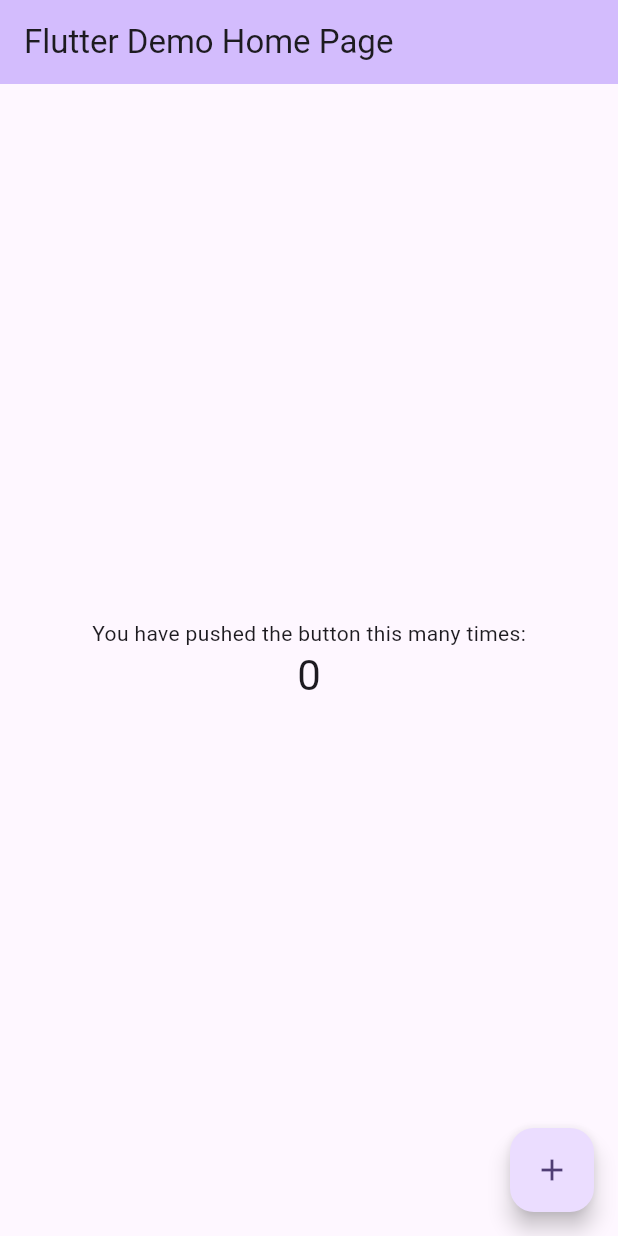
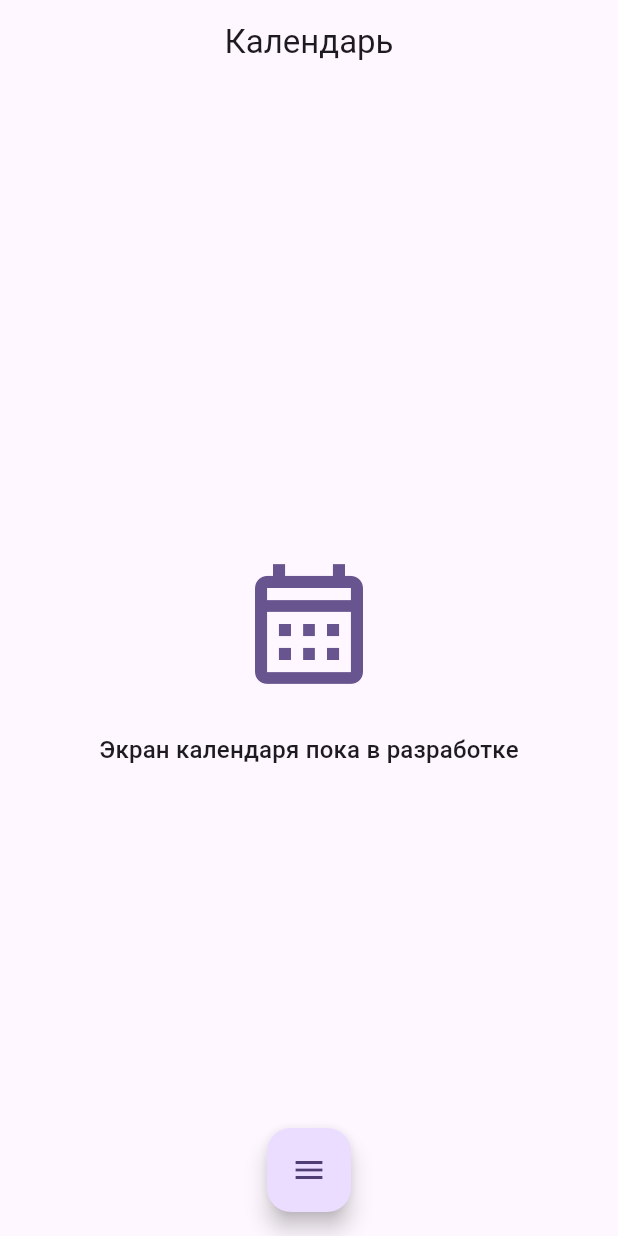
Before and after one commit to SergeyFierce/planner, a Flutter app: the screen it shows after launch, on a phone screen of 412 x 824 dp. Run offline on Flutter 3.47's test engine with Material 3 defaults, Android fonts, the phone set to English and light mode, and no system bars.

Commit message:
Create UI and logic separation with FAB navigation

```diff
--- /dev/null
+++ b/lib/app_logic.dart
@@ -0,0 +1,40 @@
+import 'package:flutter/foundation.dart';
+
+enum AppPage { calendar, statistics, settings }
+
+String appPageTitle(AppPage page) {
+  switch (page) {
+    case AppPage.calendar:
+      return 'Календарь';
+    case AppPage.statistics:
+      return 'Статистика';
+    case AppPage.settings:
+      return 'Настройки';
+  }
+}
+
+class AppLogic {
+  AppLogic();
+
+  final ValueNotifier<AppPage> currentPage =
+      ValueNotifier<AppPage>(AppPage.calendar);
+  final ValueNotifier<bool> isFabOpen = ValueNotifier<bool>(false);
+
+  void selectPage(AppPage page) {
+    if (currentPage.value == page) {
+      isFabOpen.value = false;
+      return;
+    }
+    currentPage.value = page;
+    isFabOpen.value = false;
+  }
+
+  void toggleFabPanel() {
+    isFabOpen.value = !isFabOpen.value;
+  }
+
+  void dispose() {
+    currentPage.dispose();
+    isFabOpen.dispose();
+  }
+}
--- a/lib/main.dart
+++ b/lib/main.dart
@@ -1,122 +1,252 @@
 import 'package:flutter/material.dart';
 
+import 'app_logic.dart';
+
 void main() {
-  runApp(const MyApp());
+  runApp(const PlannerApp());
 }
 
-class MyApp extends StatelessWidget {
-  const MyApp({super.key});
+class PlannerApp extends StatelessWidget {
+  const PlannerApp({super.key});
 
-  // This widget is the root of your application.
   @override
   Widget build(BuildContext context) {
     return MaterialApp(
-      title: 'Flutter Demo',
+      title: 'Planner',
       theme: ThemeData(
-        // This is the theme of your application.
-        //
-        // TRY THIS: Try running your application with "flutter run". You'll see
-        // the application has a purple toolbar. Then, without quitting the app,
-        // try changing the seedColor in the colorScheme below to Colors.green
-        // and then invoke "hot reload" (save your changes or press the "hot
-        // reload" button in a Flutter-supported IDE, or press "r" if you used
-        // the command line to start the app).
-        //
-        // Notice that the counter didn't reset back to zero; the application
-        // state is not lost during the reload. To reset the state, use hot
-        // restart instead.
-        //
-        // This works for code too, not just values: Most code changes can be
-        // tested with just a hot reload.
         colorScheme: ColorScheme.fromSeed(seedColor: Colors.deepPurple),
+        useMaterial3: true,
       ),
-      home: const MyHomePage(title: 'Flutter Demo Home Page'),
+      home: const _PlannerHome(),
     );
   }
 }
 
-class MyHomePage extends StatefulWidget {
-  const MyHomePage({super.key, required this.title});
-
-  // This widget is the home page of your application. It is stateful, meaning
-  // that it has a State object (defined below) that contains fields that affect
-  // how it looks.
-
-  // This class is the configuration for the state. It holds the values (in this
-  // case the title) provided by the parent (in this case the App widget) and
-  // used by the build method of the State. Fields in a Widget subclass are
-  // always marked "final".
-
-  final String title;
+class _PlannerHome extends StatefulWidget {
+  const _PlannerHome();
 
   @override
-  State<MyHomePage> createState() => _MyHomePageState();
+  State<_PlannerHome> createState() => _PlannerHomeState();
 }
 
-class _MyHomePageState extends State<MyHomePage> {
-  int _counter = 0;
+class _PlannerHomeState extends State<_PlannerHome> {
+  late final AppLogic _logic;
 
-  void _incrementCounter() {
-    setState(() {
-      // This call to setState tells the Flutter framework that something has
-      // changed in this State, which causes it to rerun the build method below
-      // so that the display can reflect the updated values. If we changed
-      // _counter without calling setState(), then the build method would not be
-      // called again, and so nothing would appear to happen.
-      _counter++;
-    });
+  @override
+  void initState() {
+    super.initState();
+    _logic = AppLogic();
+  }
+
+  @override
+  void dispose() {
+    _logic.dispose();
+    super.dispose();
   }
 
   @override
   Widget build(BuildContext context) {
-    // This method is rerun every time setState is called, for instance as done
-    // by the _incrementCounter method above.
-    //
-    // The Flutter framework has been optimized to make rerunning build methods
-    // fast, so that you can just rebuild anything that needs updating rather
-    // than having to individually change instances of widgets.
+    return ValueListenableBuilder<AppPage>(
+      valueListenable: _logic.currentPage,
+      builder: (context, page, _) {
         return Scaffold(
           appBar: AppBar(
-        // TRY THIS: Try changing the color here to a specific color (to
-        // Colors.amber, perhaps?) and trigger a hot reload to see the AppBar
-        // change color while the other colors stay the same.
-        backgroundColor: Theme.of(context).colorScheme.inversePrimary,
-        // Here we take the value from the MyHomePage object that was created by
-        // the App.build method, and use it to set our appbar title.
-        title: Text(widget.title),
+            title: Text(appPageTitle(page)),
+            centerTitle: true,
           ),
-      body: Center(
-        // Center is a layout widget. It takes a single child and positions it
-        // in the middle of the parent.
+          body: _AnimatedPageView(page: page),
+          floatingActionButton: _FabNavigation(
+            logic: _logic,
+          ),
+          floatingActionButtonLocation: FloatingActionButtonLocation.centerFloat,
+        );
+      },
+    );
+  }
+}
+
+class _AnimatedPageView extends StatelessWidget {
+  const _AnimatedPageView({required this.page});
+
+  final AppPage page;
+
+  @override
+  Widget build(BuildContext context) {
+    return AnimatedSwitcher(
+      duration: const Duration(milliseconds: 300),
+      transitionBuilder: (child, animation) {
+        final offsetAnimation =
+            Tween<Offset>(begin: const Offset(0, 0.08), end: Offset.zero)
+                .animate(CurvedAnimation(
+          parent: animation,
+          curve: Curves.easeOut,
+        ));
+        return FadeTransition(
+          opacity: animation,
+          child: SlideTransition(position: offsetAnimation, child: child),
+        );
+      },
+      child: _PagePlaceholder(
+        key: ValueKey<AppPage>(page),
+        page: page,
+      ),
+    );
+  }
+}
+
+class _PagePlaceholder extends StatelessWidget {
+  const _PagePlaceholder({super.key, required this.page});
+
+  final AppPage page;
+
+  IconData get _icon {
+    switch (page) {
+      case AppPage.calendar:
+        return Icons.calendar_month_outlined;
+      case AppPage.statistics:
+        return Icons.query_stats_outlined;
+      case AppPage.settings:
+        return Icons.settings_outlined;
+    }
+  }
+
+  String get _message {
+    switch (page) {
+      case AppPage.calendar:
+        return 'Экран календаря пока в разработке';
+      case AppPage.statistics:
+        return 'Экран статистики пока в разработке';
+      case AppPage.settings:
+        return 'Экран настроек пока в разработке';
+    }
+  }
+
+  @override
+  Widget build(BuildContext context) {
+    final theme = Theme.of(context);
+    return Center(
       child: Column(
-          // Column is also a layout widget. It takes a list of children and
-          // arranges them vertically. By default, it sizes itself to fit its
-          // children horizontally, and tries to be as tall as its parent.
-          //
-          // Column has various properties to control how it sizes itself and
-          // how it positions its children. Here we use mainAxisAlignment to
-          // center the children vertically; the main axis here is the vertical
-          // axis because Columns are vertical (the cross axis would be
-          // horizontal).
-          //
-          // TRY THIS: Invoke "debug painting" (choose the "Toggle Debug Paint"
-          // action in the IDE, or press "p" in the console), to see the
-          // wireframe for each widget.
-          mainAxisAlignment: MainAxisAlignment.center,
-          children: <Widget>[
-            const Text('You have pushed the button this many times:'),
+        mainAxisSize: MainAxisSize.min,
+        children: [
+          Icon(
+            _icon,
+            size: 96,
+            color: theme.colorScheme.primary,
+          ),
+          const SizedBox(height: 24),
           Text(
-              '$_counter',
-              style: Theme.of(context).textTheme.headlineMedium,
+            _message,
+            style: theme.textTheme.titleMedium,
+            textAlign: TextAlign.center,
           ),
         ],
       ),
-      ),
-      floatingActionButton: FloatingActionButton(
-        onPressed: _incrementCounter,
-        tooltip: 'Increment',
-        child: const Icon(Icons.add),
-      ), // This trailing comma makes auto-formatting nicer for build methods.
     );
   }
 }
+
+class _FabNavigation extends StatelessWidget {
+  const _FabNavigation({required this.logic});
+
+  final AppLogic logic;
+
+  @override
+  Widget build(BuildContext context) {
+    return ValueListenableBuilder<bool>(
+      valueListenable: logic.isFabOpen,
+      builder: (context, isOpen, _) {
+        return Column(
+          mainAxisSize: MainAxisSize.min,
+          children: [
+            AnimatedSwitcher(
+              duration: const Duration(milliseconds: 200),
+              transitionBuilder: (child, animation) {
+                return FadeTransition(
+                  opacity: animation,
+                  child: SizeTransition(
+                    sizeFactor: animation,
+                    axisAlignment: -1,
+                    child: child,
+                  ),
+                );
+              },
+              child: isOpen
+                  ? _FabNavigationOptions(
+                      key: const ValueKey('fab-options'),
+                      onSelected: logic.selectPage,
+                    )
+                  : const SizedBox(key: ValueKey('fab-empty')),
+            ),
+            if (isOpen) const SizedBox(height: 12),
+            FloatingActionButton(
+              onPressed: logic.toggleFabPanel,
+              child: Icon(isOpen ? Icons.close : Icons.menu),
+            ),
+          ],
+        );
+      },
+    );
+  }
+}
+
+class _FabNavigationOptions extends StatelessWidget {
+  const _FabNavigationOptions({super.key, required this.onSelected});
+
+  final ValueChanged<AppPage> onSelected;
+
+  @override
+  Widget build(BuildContext context) {
+    return Column(
+      mainAxisSize: MainAxisSize.min,
+      children: [
+        _FabDestinationButton(
+          icon: Icons.calendar_today,
+          label: 'Календарь',
+          page: AppPage.calendar,
+          onSelected: onSelected,
+        ),
+        const SizedBox(height: 12),
+        _FabDestinationButton(
+          icon: Icons.stacked_line_chart,
+          label: 'Статистика',
+          page: AppPage.statistics,
+          onSelected: onSelected,
+        ),
+        const SizedBox(height: 12),
+        _FabDestinationButton(
+          icon: Icons.settings,
+          label: 'Настройки',
+          page: AppPage.settings,
+          onSelected: onSelected,
+        ),
+      ],
+    );
+  }
+}
+
+class _FabDestinationButton extends StatelessWidget {
+  const _FabDestinationButton({
+    required this.icon,
+    required this.label,
+    required this.page,
+    required this.onSelected,
+  });
+
+  final IconData icon;
+  final String label;
+  final AppPage page;
+  final ValueChanged<AppPage> onSelected;
+
+  @override
+  Widget build(BuildContext context) {
+    final theme = Theme.of(context);
+    return FloatingActionButton.extended(
+      heroTag: page,
+      onPressed: () => onSelected(page),
+      icon: Icon(icon),
+      label: Text(label),
+      backgroundColor: theme.colorScheme.secondaryContainer,
+      foregroundColor: theme.colorScheme.onSecondaryContainer,
+    );
+  }
+}
```
Lines whose indentation alone changed are shown as unchanged.
